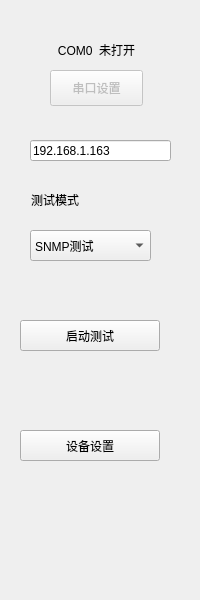
The window that IDC_TestSystem/common/toolbox/modetoolwid.ui (ChinaClever/IDC_TestSystem) describes before a commit, drawn with Qt 5.
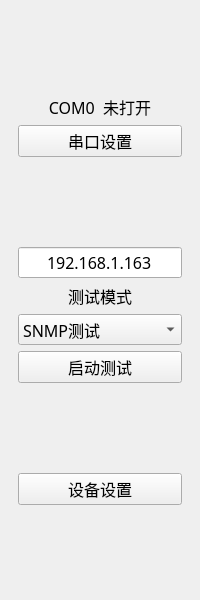
The same window after the commit.

```diff
--- a/IDC_TestSystem/common/toolbox/modetoolwid.ui
+++ b/IDC_TestSystem/common/toolbox/modetoolwid.ui
@@ -10,52 +10,49 @@
     <height>600</height>
    </rect>
   </property>
+  <property name="font">
+   <font>
+    <family>微软雅黑</family>
+    <pointsize>12</pointsize>
+   </font>
+  </property>
   <property name="windowTitle">
    <string>Form</string>
   </property>
-  <widget class="QPushButton" name="testBtn">
-   <property name="geometry">
-    <rect>
-     <x>20</x>
-     <y>320</y>
-     <width>140</width>
-     <height>31</height>
-    </rect>
+  <layout class="QVBoxLayout" name="verticalLayout">
+   <property name="leftMargin">
+    <number>18</number>
    </property>
-   <property name="minimumSize">
+   <property name="rightMargin">
+    <number>18</number>
+   </property>
+   <item>
+    <spacer name="verticalSpacer">
+     <property name="orientation">
+      <enum>Qt::Vertical</enum>
+     </property>
+     <property name="sizeHint" stdset="0">
     <size>
-     <width>0</width>
-     <height>31</height>
-    </size>
-   </property>
+       <width>20</width>
+       <height>40</height>
+      </size>
+     </property>
+    </spacer>
+   </item>
+   <item>
+    <widget class="QLabel" name="serialLab">
    <property name="text">
-    <string>启动测试</string>
-   </property>
-  </widget>
-  <widget class="QLineEdit" name="lineEdit">
-   <property name="geometry">
-    <rect>
-     <x>30</x>
-     <y>140</y>
-     <width>141</width>
-     <height>21</height>
-    </rect>
-   </property>
-   <property name="text">
-    <string>192.168.1.163</string>
-   </property>
-  </widget>
+      <string>COM0  未打开</string>
+     </property>
+     <property name="alignment">
+      <set>Qt::AlignCenter</set>
+     </property>
+    </widget>
+   </item>
+   <item>
   <widget class="QPushButton" name="serialBtn">
    <property name="enabled">
-    <bool>false</bool>
-   </property>
-   <property name="geometry">
-    <rect>
-     <x>50</x>
-     <y>70</y>
-     <width>93</width>
-     <height>36</height>
-    </rect>
+      <bool>true</bool>
    </property>
    <property name="minimumSize">
     <size>
@@ -73,15 +70,42 @@
     <string>串口设置</string>
    </property>
   </widget>
+   </item>
+   <item>
+    <spacer name="verticalSpacer_2">
+     <property name="orientation">
+      <enum>Qt::Vertical</enum>
+     </property>
+     <property name="sizeHint" stdset="0">
+      <size>
+       <width>20</width>
+       <height>40</height>
+      </size>
+     </property>
+    </spacer>
+   </item>
+   <item>
+    <widget class="QLineEdit" name="lineEdit">
+     <property name="text">
+      <string>192.168.1.163</string>
+     </property>
+     <property name="alignment">
+      <set>Qt::AlignCenter</set>
+     </property>
+    </widget>
+   </item>
+   <item>
+    <widget class="QLabel" name="label">
+     <property name="text">
+      <string>测试模式</string>
+     </property>
+     <property name="alignment">
+      <set>Qt::AlignCenter</set>
+     </property>
+    </widget>
+   </item>
+   <item>
   <widget class="QComboBox" name="comboBox">
-   <property name="geometry">
-    <rect>
-     <x>30</x>
-     <y>230</y>
-     <width>121</width>
-     <height>31</height>
-    </rect>
-   </property>
    <item>
     <property name="text">
      <string>SNMP测试</string>
@@ -93,44 +117,35 @@
     </property>
    </item>
   </widget>
-  <widget class="QLabel" name="serialLab">
-   <property name="geometry">
-    <rect>
-     <x>30</x>
-     <y>36</y>
-     <width>133</width>
-     <height>27</height>
-    </rect>
-   </property>
-   <property name="text">
-    <string>COM0  未打开</string>
-   </property>
-   <property name="alignment">
-    <set>Qt::AlignCenter</set>
-   </property>
-  </widget>
-  <widget class="QLabel" name="label">
-   <property name="geometry">
-    <rect>
-     <x>31</x>
-     <y>184</y>
-     <width>91</width>
+   </item>
+   <item>
+    <widget class="QPushButton" name="testBtn">
+     <property name="minimumSize">
+      <size>
+       <width>0</width>
      <height>31</height>
-    </rect>
+      </size>
    </property>
    <property name="text">
-    <string>测试模式</string>
-   </property>
-  </widget>
+      <string>启动测试</string>
+     </property>
+    </widget>
+   </item>
+   <item>
+    <spacer name="verticalSpacer_3">
+     <property name="orientation">
+      <enum>Qt::Vertical</enum>
+     </property>
+     <property name="sizeHint" stdset="0">
+      <size>
+       <width>20</width>
+       <height>40</height>
+      </size>
+     </property>
+    </spacer>
+   </item>
+   <item>
   <widget class="QPushButton" name="settingBtn">
-   <property name="geometry">
-    <rect>
-     <x>20</x>
-     <y>430</y>
-     <width>140</width>
-     <height>31</height>
-    </rect>
-   </property>
    <property name="minimumSize">
     <size>
      <width>0</width>
@@ -141,6 +156,21 @@
     <string>设备设置</string>
    </property>
   </widget>
+   </item>
+   <item>
+    <spacer name="verticalSpacer_4">
+     <property name="orientation">
+      <enum>Qt::Vertical</enum>
+     </property>
+     <property name="sizeHint" stdset="0">
+      <size>
+       <width>20</width>
+       <height>40</height>
+      </size>
+     </property>
+    </spacer>
+   </item>
+  </layout>
  </widget>
  <resources/>
  <connections/>
```
Lines whose indentation alone changed are shown as unchanged.
